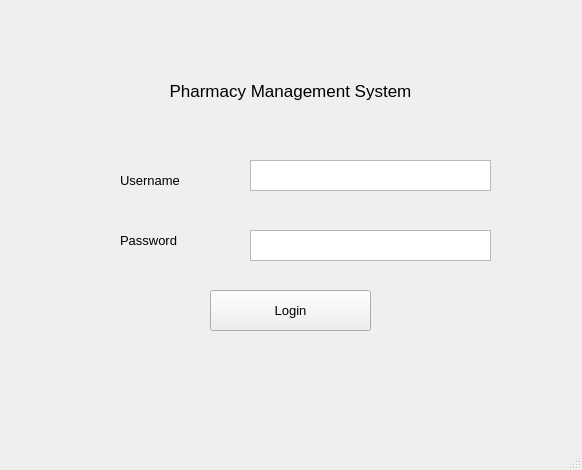
This is mainwindow.ui in osamamuhammad3623/pharmacy_management_system as Qt 5 draws it before an edit. The edited form follows.
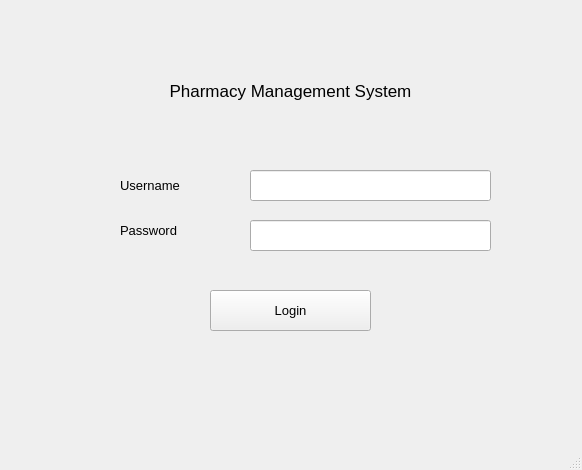
This is the edited form.

What changed in the file:
```diff
--- a/mainwindow.ui
+++ b/mainwindow.ui
@@ -14,28 +14,13 @@
    <string>MainWindow</string>
   </property>
   <widget class="QWidget" name="centralwidget">
-   <widget class="QTextEdit" name="password">
-    <property name="geometry">
-     <rect>
-      <x>250</x>
-      <y>230</y>
-      <width>241</width>
-      <height>31</height>
-     </rect>
-    </property>
-    <property name="font">
-     <font>
-      <pointsize>10</pointsize>
-     </font>
-    </property>
-   </widget>
    <widget class="QLabel" name="label">
     <property name="geometry">
      <rect>
       <x>120</x>
       <y>160</y>
       <width>101</width>
-      <height>41</height>
+      <height>51</height>
      </rect>
     </property>
     <property name="font">
@@ -47,28 +32,13 @@
      <string>Username</string>
     </property>
    </widget>
-   <widget class="QTextEdit" name="username">
-    <property name="geometry">
-     <rect>
-      <x>250</x>
-      <y>160</y>
-      <width>241</width>
-      <height>31</height>
-     </rect>
-    </property>
-    <property name="font">
-     <font>
-      <pointsize>10</pointsize>
-     </font>
-    </property>
-   </widget>
    <widget class="QLabel" name="label_2">
     <property name="geometry">
      <rect>
       <x>120</x>
-      <y>220</y>
+      <y>200</y>
       <width>91</width>
-      <height>41</height>
+      <height>61</height>
      </rect>
     </property>
     <property name="font">
@@ -140,6 +110,36 @@
      <set>Qt::AlignCenter</set>
     </property>
    </widget>
+   <widget class="QLineEdit" name="username">
+    <property name="geometry">
+     <rect>
+      <x>250</x>
+      <y>170</y>
+      <width>241</width>
+      <height>31</height>
+     </rect>
+    </property>
+    <property name="font">
+     <font>
+      <pointsize>10</pointsize>
+     </font>
+    </property>
+   </widget>
+   <widget class="QLineEdit" name="password">
+    <property name="geometry">
+     <rect>
+      <x>250</x>
+      <y>220</y>
+      <width>241</width>
+      <height>31</height>
+     </rect>
+    </property>
+    <property name="font">
+     <font>
+      <pointsize>10</pointsize>
+     </font>
+    </property>
+   </widget>
   </widget>
   <widget class="QMenuBar" name="menubar">
    <property name="geometry">
```
